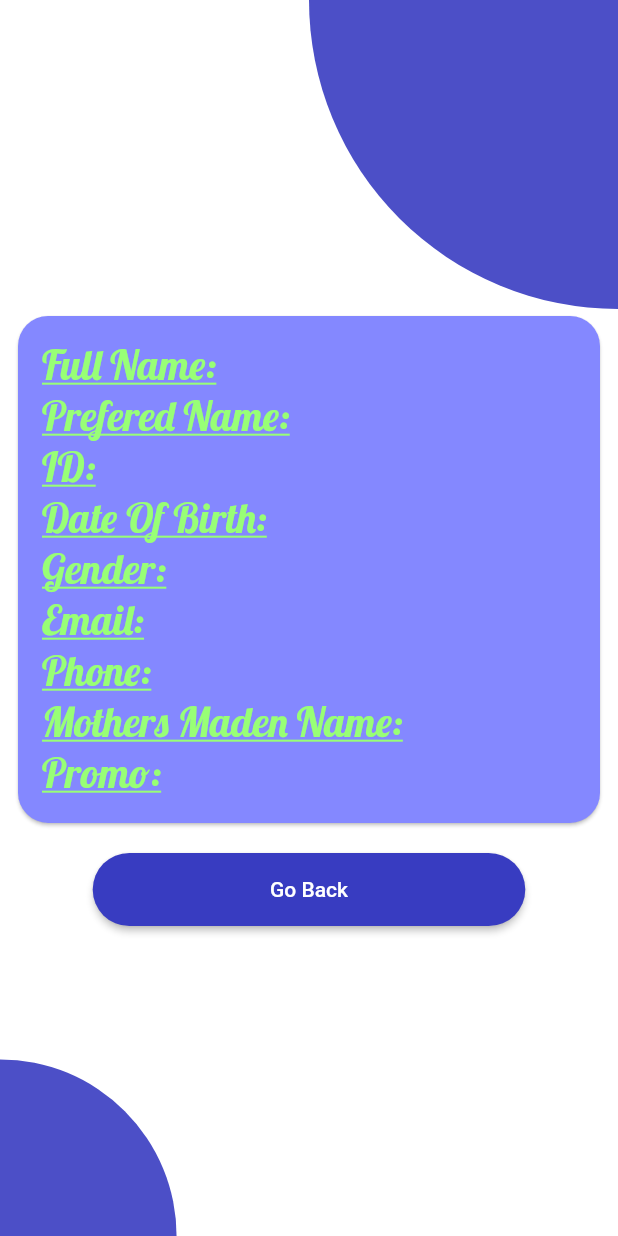
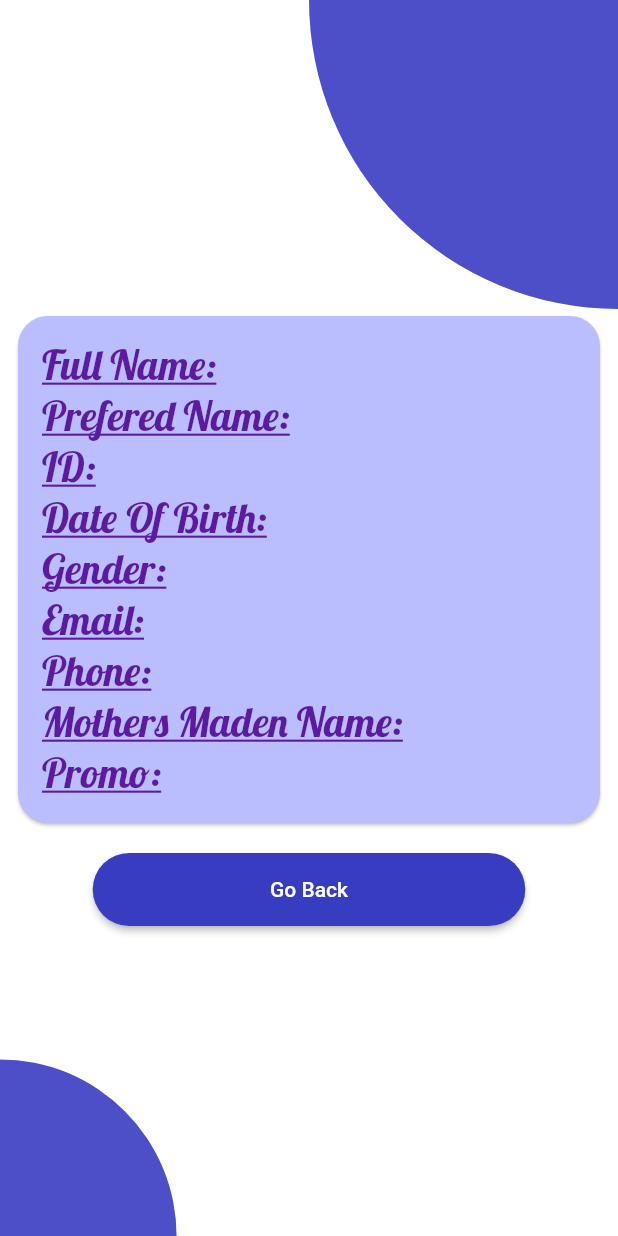
Before and after one commit to GameOnAnil/8square_daily_task, a Flutter app: the SuccessPage screen opened directly with empty values, on a phone screen of 412 x 824 dp. Run offline on Flutter 3.47's test engine with Material 2 defaults, Android fonts, the phone set to English and light mode, and no system bars; our stand-ins replace flutter_riverpod, flutter_screenutil, fluttertoast, google_fonts.

Commit message:
color modified

```diff
--- a/intern_task_week2/lib/ui/home/widgets/custom_text_row.dart
+++ b/intern_task_week2/lib/ui/home/widgets/custom_text_row.dart
@@ -19,7 +19,7 @@ class CustomTextRow extends StatelessWidget {
         Text(
           title,
           style: GoogleFonts.lobster(
-              color: const Color.fromARGB(255, 152, 255, 118),
+              color: const Color.fromARGB(255, 92, 27, 158),
               fontWeight: FontWeight.w400,
               fontSize: 24.sp,
               decoration: TextDecoration.underline),
@@ -30,7 +30,7 @@ class CustomTextRow extends StatelessWidget {
           child: Text(
             value,
             style: GoogleFonts.lobster(
-              color: Colors.white,
+              color: Colors.black,
               fontWeight: FontWeight.normal,
               fontSize: 24.sp,
             ),
--- a/intern_task_week2/lib/utils/my_colors.dart
+++ b/intern_task_week2/lib/utils/my_colors.dart
@@ -1,5 +1,5 @@
 import 'package:flutter/material.dart';
 
 Color mainBlue = const Color(0xff383CC1);
-Color mainBlueLight = const Color.fromARGB(255, 132, 136, 255);
+Color mainBlueLight = const Color.fromARGB(255, 186, 189, 254);
 Color grey = const Color.fromARGB(255, 183, 182, 182);
```
